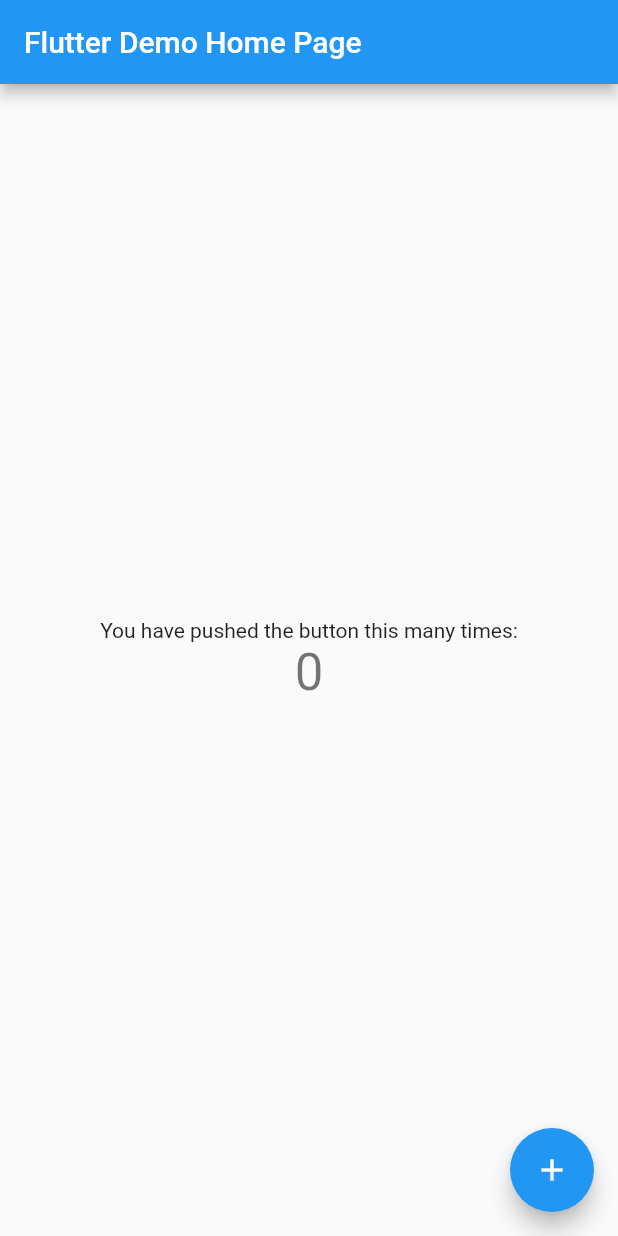
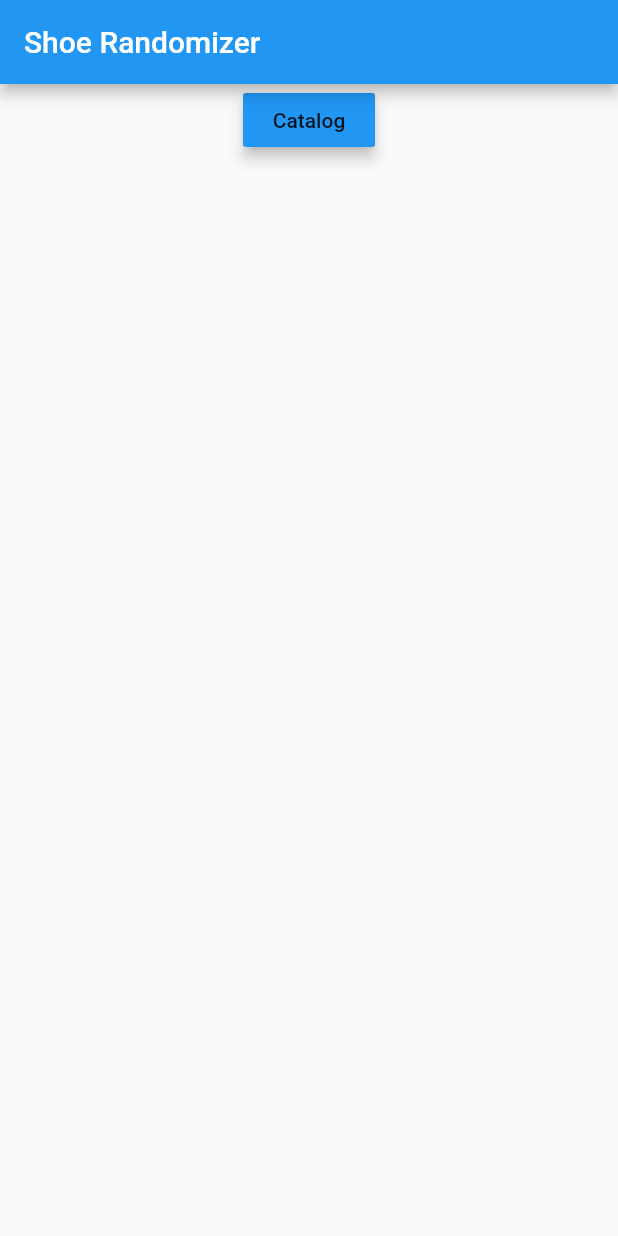
Before and after one commit to jmhwang7/shoe-randomizer, a Flutter app: the screen it shows after launch, on a phone screen of 412 x 824 dp. Run offline on Flutter 3.47's test engine with Material 2 defaults, Android fonts, the phone set to English and light mode, and no system bars.

Commit message:
Post #1: Add HomeScreen class with single button and change main.dart to show new HomeScreen component.

```diff
--- /dev/null
+++ b/lib/home_screen.dart
@@ -0,0 +1,26 @@
+import 'package:flutter/material.dart';
+
+class HomeScreen extends StatelessWidget {
+  Widget _getContent( // #1
+      BuildContext context) {
+    return Column(children: [
+      RaisedButton( // #2
+        child: Text('Catalog'),
+        color: Theme.of(context).accentColor,
+        elevation: 4.0,
+        splashColor: Colors.blueGrey,
+        onPressed: () {})
+    ]);
+  }
+
+  @override
+  Widget build(BuildContext context) {
+    final appName = 'Shoe Randomizer';
+    return Scaffold( // #3
+      appBar: AppBar(
+        title: Text(appName),
+      ),
+      body: Center(child: _getContent(context)),
+    );
+  }
+}
--- a/lib/main.dart
+++ b/lib/main.dart
@@ -1,111 +1,17 @@
 import 'package:flutter/material.dart';
+import 'package:shoe_randomizer/home_screen.dart';
 
 void main() => runApp(MyApp());
 
 class MyApp extends StatelessWidget {
-  // This widget is the root of your application.
   @override
   Widget build(BuildContext context) {
     return MaterialApp(
-      title: 'Flutter Demo',
+      title: 'Shoe Randomizer',
       theme: ThemeData(
-        // This is the theme of your application.
-        //
-        // Try running your application with "flutter run". You'll see the
-        // application has a blue toolbar. Then, without quitting the app, try
-        // changing the primarySwatch below to Colors.green and then invoke
-        // "hot reload" (press "r" in the console where you ran "flutter run",
-        // or simply save your changes to "hot reload" in a Flutter IDE).
-        // Notice that the counter didn't reset back to zero; the application
-        // is not restarted.
         primarySwatch: Colors.blue,
       ),
-      home: MyHomePage(title: 'Flutter Demo Home Page'),
+      home: HomeScreen(),
     );
   }
 }
-
-class MyHomePage extends StatefulWidget {
-  MyHomePage({Key key, this.title}) : super(key: key);
-
-  // This widget is the home page of your application. It is stateful, meaning
-  // that it has a State object (defined below) that contains fields that affect
-  // how it looks.
-
-  // This class is the configuration for the state. It holds the values (in this
-  // case the title) provided by the parent (in this case the App widget) and
-  // used by the build method of the State. Fields in a Widget subclass are
-  // always marked "final".
-
-  final String title;
-
-  @override
-  _MyHomePageState createState() => _MyHomePageState();
-}
-
-class _MyHomePageState extends State<MyHomePage> {
-  int _counter = 0;
-
-  void _incrementCounter() {
-    setState(() {
-      // This call to setState tells the Flutter framework that something has
-      // changed in this State, which causes it to rerun the build method below
-      // so that the display can reflect the updated values. If we changed
-      // _counter without calling setState(), then the build method would not be
-      // called again, and so nothing would appear to happen.
-      _counter++;
-    });
-  }
-
-  @override
-  Widget build(BuildContext context) {
-    // This method is rerun every time setState is called, for instance as done
-    // by the _incrementCounter method above.
-    //
-    // The Flutter framework has been optimized to make rerunning build methods
-    // fast, so that you can just rebuild anything that needs updating rather
-    // than having to individually change instances of widgets.
-    return Scaffold(
-      appBar: AppBar(
-        // Here we take the value from the MyHomePage object that was created by
-        // the App.build method, and use it to set our appbar title.
-        title: Text(widget.title),
-      ),
-      body: Center(
-        // Center is a layout widget. It takes a single child and positions it
-        // in the middle of the parent.
-        child: Column(
-          // Column is also layout widget. It takes a list of children and
-          // arranges them vertically. By default, it sizes itself to fit its
-          // children horizontally, and tries to be as tall as its parent.
-          //
-          // Invoke "debug painting" (press "p" in the console, choose the
-          // "Toggle Debug Paint" action from the Flutter Inspector in Android
-          // Studio, or the "Toggle Debug Paint" command in Visual Studio Code)
-          // to see the wireframe for each widget.
-          //
-          // Column has various properties to control how it sizes itself and
-          // how it positions its children. Here we use mainAxisAlignment to
-          // center the children vertically; the main axis here is the vertical
-          // axis because Columns are vertical (the cross axis would be
-          // horizontal).
-          mainAxisAlignment: MainAxisAlignment.center,
-          children: <Widget>[
-            Text(
-              'You have pushed the button this many times:',
-            ),
-            Text(
-              '$_counter',
-              style: Theme.of(context).textTheme.display1,
-            ),
-          ],
-        ),
-      ),
-      floatingActionButton: FloatingActionButton(
-        onPressed: _incrementCounter,
-        tooltip: 'Increment',
-        child: Icon(Icons.add),
-      ), // This trailing comma makes auto-formatting nicer for build methods.
-    );
-  }
-}
```
